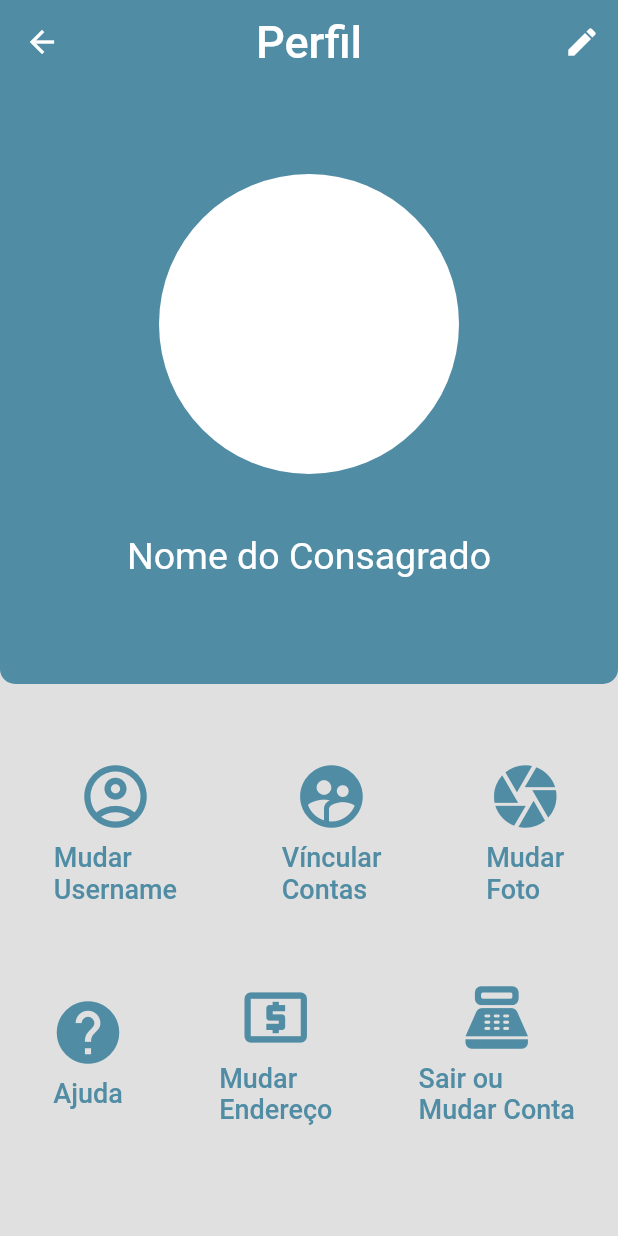
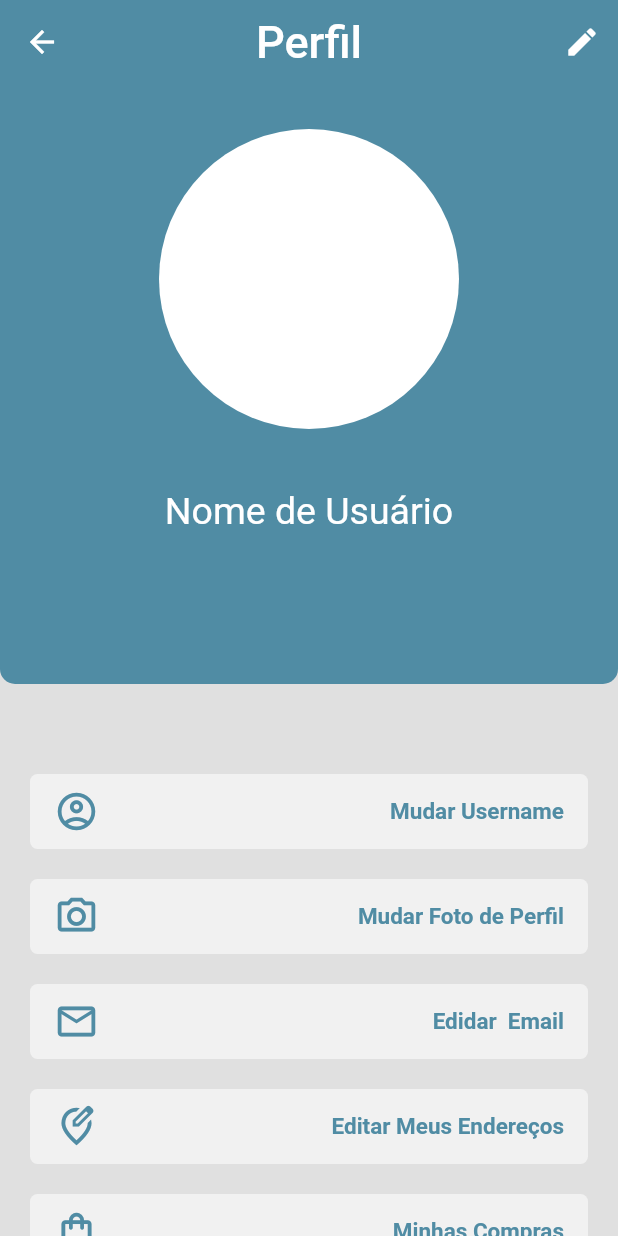
Before and after one commit to Yures1lva/example, a Flutter app: the PerfilPage screen opened directly, on a phone screen of 412 x 824 dp. Run offline on Flutter 3.47's test engine with Material 2 defaults, Android fonts, the phone set to English and light mode, and no system bars; our stand-ins replace carousel_slider.

Commit message:
refazendo perfilPage

```diff
--- a/lib/perfilPage.dart
+++ b/lib/perfilPage.dart
@@ -1,6 +1,5 @@
 import 'package:exampleflutter/homePage.dart';
 import 'package:flutter/material.dart';
-
 import 'constants.dart';
 
 class PerfilPage extends StatefulWidget {
@@ -14,6 +13,7 @@ class _PerfilPageState extends State<PerfilPage> {
     return Scaffold(
         backgroundColor: backgrounColor,
         appBar: AppBar(
+          // leadingWidth: 20,
           elevation: 0,
           centerTitle: true,
           title: Text(
@@ -53,7 +53,7 @@ class _PerfilPageState extends State<PerfilPage> {
                     children: <Widget>[
                       Divider(
                         color: Colors.transparent,
-                        height: 60,
+                        height: 30,
                       ),
                       Container(
                         height: 200,
@@ -61,14 +61,19 @@ class _PerfilPageState extends State<PerfilPage> {
                         decoration: BoxDecoration(
                           color: Colors.white,
                           borderRadius: BorderRadius.circular(100),
+                          // image: DecorationImage(
+                          //   image: "images/nikeicon.png",
+                          //   fit: BoxFit.fill,
+                          // ),
                         ),
+                        //  child: Image(image: AssetImage("images/nikeicon.png"),),
                       ),
                       Divider(
                         color: Colors.transparent,
                         height: 40,
                       ),
                       Text(
-                        "Nome do Consagrado",
+                        "Nome de Usuário",
                         style: TextStyle(
                           color: Colors.white,
                           fontSize: 25,
@@ -99,50 +104,104 @@ class _PerfilPageState extends State<PerfilPage> {
                           Icon(
                             Icons.account_circle_outlined,
                             color: primaryColor,
-                            size: 50,
+                            size: 30,
                           ),
-                          "Mudar\nUsername",
-                          Icon(
-                            Icons.supervised_user_circle,
-                            color: primaryColor,
-                            size: 50,
-                          ),
-                          "Víncular\nContas",
-                          Icon(
-                            Icons.camera,
-                            color: primaryColor,
-                            size: 50,
-                          ),
-                          "Mudar\nFoto",
-                        ),
-                        Divider(
-                          height: 50,
-                          color: Colors.transparent,
+                          "Mudar Username",
+                          () {
+                            Navigator.push(
+                                context,
+                                MaterialPageRoute(
+                                    builder: (context) => HomePage()));
+                          },
                         ),
                         buildRow(
                           Icon(
-                            Icons.help,
+                            Icons.photo_camera_outlined,
                             color: primaryColor,
-                            size: 50,
+                            size: 30,
                           ),
-                          "Ajuda",
+                          "Mudar Foto de Perfil",
+                          () {
+                            Navigator.push(
+                                context,
+                                MaterialPageRoute(
+                                    builder: (context) => HomePage()));
+                          },
+                        ),
+                        buildRow(
                           Icon(
-                            Icons.local_atm,
+                            Icons.email_outlined,
                             color: primaryColor,
-                            size: 50,
+                            size: 30,
                           ),
-                          "Mudar\nEndereço",
+                          "Edidar  Email",
+                          () {
+                            Navigator.push(
+                                context,
+                                MaterialPageRoute(
+                                    builder: (context) => HomePage()));
+                          },
+                        ),
+                        buildRow(
                           Icon(
-                            Icons.point_of_sale_rounded,
+                            Icons.edit_location_outlined,
                             color: primaryColor,
-                            size: 50,
+                            size: 30,
                           ),
-                          "Sair ou\nMudar Conta",
+                          "Editar Meus Endereços",
+                          () {
+                            Navigator.push(
+                                context,
+                                MaterialPageRoute(
+                                    builder: (context) => HomePage()));
+                          },
+                        ),
+                        buildRow(
+                          Icon(
+                            Icons.shopping_bag_outlined,
+                            color: primaryColor,
+                            size: 30,
+                          ),
+                          "Minhas Compras",
+                          () {
+                            Navigator.push(
+                                context,
+                                MaterialPageRoute(
+                                    builder: (context) => HomePage()));
+                          },
+                        ),
+                        buildRow(
+                          Icon(
+                            Icons.account_tree_outlined,
+                            color: primaryColor,
+                            size: 30,
+                          ),
+                          "Vínculo de Conta",
+                          () {
+                            Navigator.push(
+                                context,
+                                MaterialPageRoute(
+                                    builder: (context) => HomePage()));
+                          },
+                        ),
+                        buildRow(
+                          Icon(
+                            Icons.close,
+                            color: primaryColor,
+                            size: 30,
+                          ),
+                          "Sair da Conta",
+                          () {
+                            Navigator.push(
+                                context,
+                                MaterialPageRoute(
+                                    builder: (context) => HomePage()));
+                          },
                         ),
                         Divider(
                           color: Colors.transparent,
-                          height: 50,
-                        ),
+                          height: 20,
+                        )
                       ],
                     ),
                   ),
@@ -153,96 +212,25 @@ class _PerfilPageState extends State<PerfilPage> {
         ));
   }
 
-  Row buildRow(Icon icon1, String nome1, Icon icon2, String nome2, Icon icon3,
-      String nome3) {
-    return Row(
-      mainAxisAlignment: MainAxisAlignment.spaceAround,
-      children: <Widget>[
-        // VerticalDivider(
-        //   width: 2,
-        //   color: Colors.transparent,
-        // ),
-        Container(
-          // width: 160,
-          padding: EdgeInsets.symmetric(horizontal: 2),
-          // margin: EdgeInsets.symmetric(horizontal: 10),
-          decoration: BoxDecoration(
-            color: corfundo,
-            borderRadius: BorderRadius.circular(100),
+  Container buildRow(
+    Icon icon1,
+    String nome1,
+    Function navigator,
+  ) {
+    return Container(
+        padding: EdgeInsets.only(
+          left: 20,
+          right: 20,
+        ),
+        child: Column(children: <Widget>[
+          butaoPadroa(
+            context,
+            nome1,
+            backgrounColor2,
+            primaryColor,
+            icon1,
+            navigator,
           ),
-          // padding: EdgeInsets.only(left: 50, top: 40),
-          child: Column(
-            children: <Widget>[
-              FlatButton(
-                shape: RoundedRectangleBorder(
-                  borderRadius: BorderRadius.circular(110),
-                ),
-                onPressed: () {},
-                child: Column(
-                  children: <Widget>[
-                    icon1,
-                    Divider(
-                      color: Colors.transparent,
-                      height: 5,
-                    ),
-                    Text(
-                      nome1,
-                      style: TextStyle(
-                        color: primaryColor,
-                        fontSize: 18,
-                      ),
-                    ),
-                  ],
-                ),
-              ),
-            ],
-          ),
-        ),
-        FlatButton(
-          shape: RoundedRectangleBorder(
-            borderRadius: BorderRadius.circular(100),
-          ),
-          onPressed: () {},
-          child: Column(
-            children: <Widget>[
-              icon2,
-              Divider(
-                color: Colors.transparent,
-                height: 5,
-              ),
-              Text(
-                nome2,
-                style: TextStyle(
-                  color: primaryColor,
-                  fontSize: 18,
-                ),
-              ),
-            ],
-          ),
-        ),
-        FlatButton(
-          shape: RoundedRectangleBorder(
-            borderRadius: BorderRadius.circular(100),
-          ),
-          onPressed: () {},
-          child: Column(
-            children: <Widget>[
-              icon3,
-              Divider(
-                color: Colors.transparent,
-                height: 5,
-              ),
-              Text(
-                nome3,
-                style: TextStyle(
-                  color: primaryColor,
-                  fontSize: 18,
-                ),
-              ),
-            ],
-          ),
-        ),
-      ],
-    );
+        ]));
   }
 }
--- a/pubspec.yaml
+++ b/pubspec.yaml
@@ -69,6 +69,7 @@ flutter:
        - images/promonike3.png
        - images/promohavan1.png
        - images/promohavan2.png
+       - images/perfil.jpg
 
   # An image asset can refer to one or more resolution-specific "variants", see
   # https://flutter.dev/assets-and-images/#resolution-aware.
```
Also changed, not shown: images/perfil.jpg (added).
